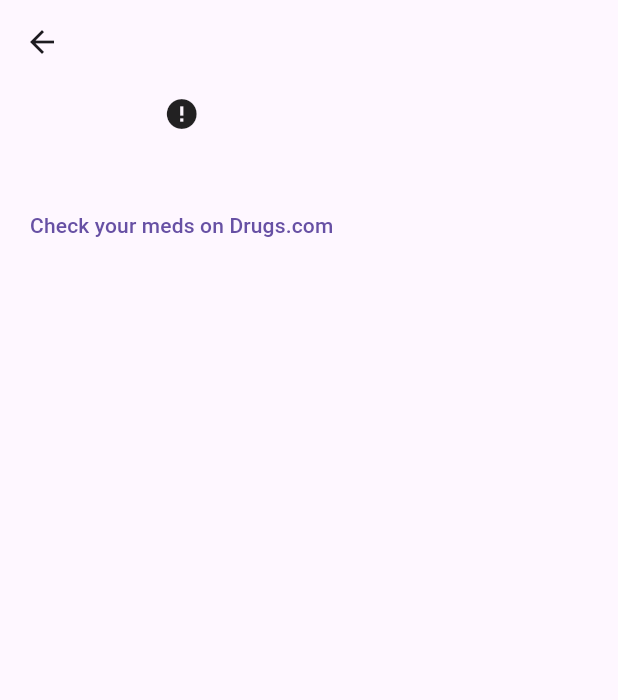
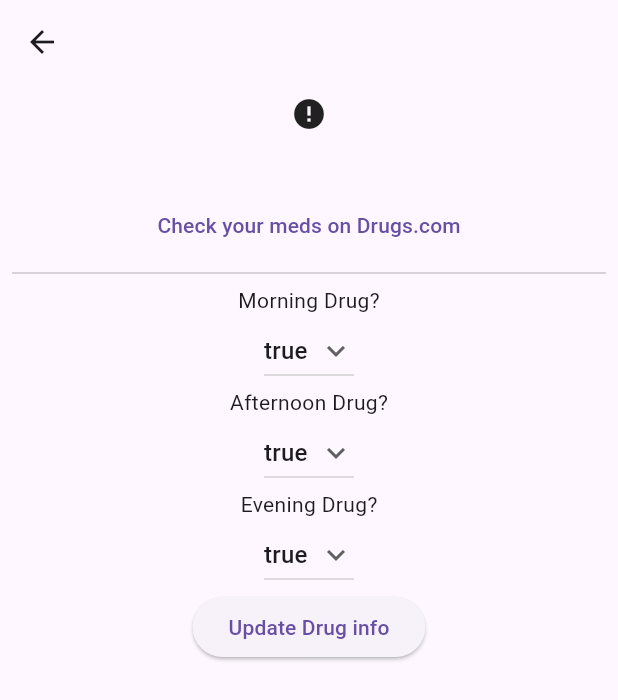
Before and after one commit to SKTDeveloper99/drug_belinda_app, a Flutter app: the DrugDetailScreen screen opened directly with empty values, on a phone screen of 412 x 824 dp. Shown: the top 700 px of the screen. Run offline on Flutter 3.47's test engine with Material 3 defaults, Android fonts, the phone set to English and light mode, and no system bars; drawn by our look-alikes of cached_network_image; our stand-ins replace camera, cloud_firestore, firebase_auth, firebase_core, firebase_database, firebase_messaging and 9 more; missing offline and left inert: google_mlkit_commons, google_mlkit_text_recognition; accounts and stored records are empty; network calls fail.

Commit message:
new adjustments noti

```diff
--- a/lib/drug_daily.dart
+++ b/lib/drug_daily.dart
@@ -155,12 +155,13 @@ class _DrugTodayState extends State<DrugToday> {
                           reverse: _anchorToBottom,
                           itemBuilder: (context, snapshot, animation, index) {
                             final medsList = snapshot.value! as Map;
+                            final medsListKey = snapshot.key;
                             return GestureDetector(
                               onTap: () async {
                                 Navigator.push(
                                   context,
                                   MaterialPageRoute(
-                                      builder: (context) => DrugDetailScreen(info: medsList)),
+                                      builder: (context) => DrugDetailScreen(info: medsList,medListKey: medsListKey,morning: medsList["morning"],afternoon: medsList["afternoon"], evening: medsList["evening"])),
                                 );
                               },
                               child: SizeTransition(
@@ -235,12 +236,13 @@ class _DrugTodayState extends State<DrugToday> {
                             reverse: _anchorToBottom,
                             itemBuilder: (context, snapshot, animation, index) {
                               final medsList = snapshot.value! as Map;
+                              final medsListKey = snapshot.key;
                               return GestureDetector(
                                 onTap: () async {
                                   Navigator.push(
                                     context,
                                     MaterialPageRoute(
-                                        builder: (context) => DrugDetailScreen(info: medsList)),
+                                        builder: (context) => DrugDetailScreen(info: medsList,medListKey: medsListKey,morning: medsList["morning"],afternoon: medsList["afternoon"], evening: medsList["evening"])),
                                   );
                                 },
                                 child: SizeTransition(
@@ -315,12 +317,13 @@ class _DrugTodayState extends State<DrugToday> {
                           reverse: _anchorToBottom,
                           itemBuilder: (context, snapshot, animation, index) {
                             final medsList = snapshot.value! as Map;
+                            final medsListKey = snapshot.key;
                             return GestureDetector(
                               onTap: () async {
                                 Navigator.push(
                                   context,
                                   MaterialPageRoute(
-                                      builder: (context) => DrugDetailScreen(info: medsList)),
+                                      builder: (context) => DrugDetailScreen(info: medsList,medListKey: medsListKey,morning: medsList["morning"],afternoon: medsList["afternoon"], evening: medsList["evening"])),
                                 );
                               },
                               child: SizeTransition(
--- a/lib/screens/current_meds_page.dart
+++ b/lib/screens/current_meds_page.dart
@@ -166,12 +166,13 @@ class _CurrentMedsScreenState extends State<CurrentMedsScreen> {
               reverse: _anchorToBottom,
               itemBuilder: (context, snapshot, animation, index) {
                 final medsList = snapshot.value! as Map;
+                final medsListKey = snapshot.key;
                 return GestureDetector(
                   onTap: () async {
                         Navigator.push(
                           context,
                           MaterialPageRoute(
-                              builder: (context) => DrugDetailScreen(info: medsList)),
+                              builder: (context) => DrugDetailScreen(info: medsList,medListKey: medsListKey,morning: medsList["morning"],afternoon: medsList["afternoon"], evening: medsList["evening"] )),
                         );
                   },
                   child: SizeTransition(
--- a/lib/screens/drug_details_screen.dart
+++ b/lib/screens/drug_details_screen.dart
@@ -1,20 +1,43 @@
 import 'package:cached_network_image/cached_network_image.dart';
+import 'package:firebase_database/firebase_database.dart';
 import 'package:flutter/material.dart';
+import 'package:medical_app_belinda_full/auth/auth.dart';
+import 'package:medical_app_belinda_full/main.dart';
 import 'package:url_launcher/url_launcher.dart';
 
-class DrugDetailScreen extends StatelessWidget {
+class DrugDetailScreen extends StatefulWidget {
+
   const DrugDetailScreen({
     super.key,
-    required this.info,
+    required this.info, required this.medListKey, required this.morning, required this.afternoon, required this.evening,
   });
 
   final Map info;
+  final dynamic medListKey;
+  final dynamic morning;
+  final dynamic afternoon;
+  final dynamic evening;
+
+  @override
+  State<DrugDetailScreen> createState() => _DrugDetailScreenState();
+}
+
+class _DrugDetailScreenState extends State<DrugDetailScreen> {
+  String dropdownvalueMorning = "true";
+  String dropdownvalueNoon = 'true';
+  String dropdownvalueEvening = 'true';
+
+
+  var items = [
+    'true',
+    'false',
+  ];
 
   @override
   Widget build(BuildContext context) {
     return Scaffold(
       appBar: AppBar(
-        title: Text(info["title"]),
+        title: Text(widget.info["title"]),
       ),
       body: SingleChildScrollView(
         child: Padding(
@@ -24,18 +47,110 @@ class DrugDetailScreen extends StatelessWidget {
             children: [
               // Image.network(info["medPicURL"]),
               CachedNetworkImage(
-                imageUrl: info["medPicURL"] ?? "https:firebasestorage.googleapis.com/v0/b/khoatrancodingminds.appspot.com/o/WechatIMG83.jpg?alt=media&token=90fc2853-7f45-441f-b0de-e83529a86ae0",
+                imageUrl: widget.info["medPicURL"] ?? "https:firebasestorage.googleapis.com/v0/b/khoatrancodingminds.appspot.com/o/WechatIMG83.jpg?alt=media&token=90fc2853-7f45-441f-b0de-e83529a86ae0",
                 placeholder: (context, url) => const Center(child:  CircularProgressIndicator()),
                 errorWidget: (context, url, error) => const Icon(Icons.error),
               ),
-              Text(info["description"],
+              Text(widget.info["description"],
                   style: TextStyle(fontSize: 26),),
               TextButton(
                   onPressed: () async {
-                    launchUrl(Uri.parse(info["medURL"]));
+                    launchUrl(Uri.parse(widget.info["medURL"]));
                   },
                   child: const Text("Check your meds on Drugs.com"),
-              )
+              ),
+              const Divider(),
+              const Text("Morning Drug?"),
+              DropdownButton(
+                // Initial Value
+                value: dropdownvalueMorning,
+
+                // Down Arrow Icon
+                icon: const Icon(Icons.keyboard_arrow_down),
+
+                // Array list of items
+                items: items.map((String items) {
+                  return DropdownMenuItem(
+                    value: items,
+                    child: Text(items),
+                  );
+                }).toList(),
+                // After selecting the desired option,it will
+                // change button value to selected value
+                onChanged: (String? newValue) {
+                  setState(() {
+                    dropdownvalueMorning = newValue!;
+                  });
+                },
+              ),
+              const Text("Afternoon Drug?"),
+              DropdownButton(
+                // Initial Value
+                value: dropdownvalueNoon,
+
+                // Down Arrow Icon
+                icon: const Icon(Icons.keyboard_arrow_down),
+
+                // Array list of items
+                items: items.map((String items) {
+                  return DropdownMenuItem(
+                    value: items,
+                    child: Text(items),
+                  );
+                }).toList(),
+                // After selecting the desired option,it will
+                // change button value to selected value
+                onChanged: (String? newValue) {
+                  setState(() {
+                    dropdownvalueNoon = newValue!;
+                  });
+                },
+              ),
+              const Text("Evening Drug?"),
+              DropdownButton(
+                // Initial Value
+                value: dropdownvalueEvening,
+
+                // Down Arrow Icon
+                icon: const Icon(Icons.keyboard_arrow_down),
+
+                // Array list of items
+                items: items.map((String items) {
+                  return DropdownMenuItem(
+                    value: items,
+                    child: Text(items),
+                  );
+                }).toList(),
+                // After selecting the desired option,it will
+                // change button value to selected value
+                onChanged: (String? newValue) {
+                  setState(() {
+                    dropdownvalueEvening = newValue!;
+                  });
+                },
+              ),
+              ElevatedButton(
+                  onPressed: () async {
+                    await FirebaseDatabase.instance.ref()
+                        .child("/users/${auth.currentUser!.uid}/medLogs/${widget.medListKey}")
+                        .update(
+                        {
+                          "morning": dropdownvalueMorning,
+                          "afternoon": dropdownvalueNoon,
+                          "evening": dropdownvalueEvening,
+                        }
+                    );
+                    const snackBar = SnackBar(
+                      content: Text('Your Drug has been updated'),
+                    );
+
+                    if (mounted) {
+                      ScaffoldMessenger.of(context).showSnackBar(snackBar);
+                      Navigator.popUntil(context, (route) => route.isFirst);
+                    }
+
+                  },
+                  child: const Text("Update Drug info"))
             ],
           ),
         ),
```
Also changed, not shown: pubspec.lock, 1 other file.
